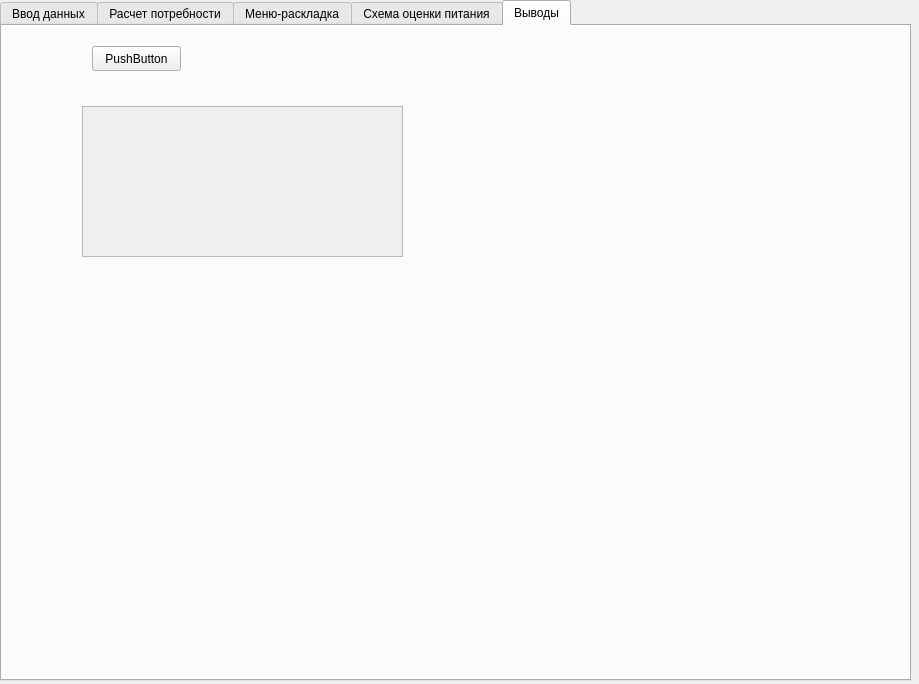
The window that mainwindow.ui (Paxsign/Qt-gigiena) describes before a commit, drawn with Qt 5.
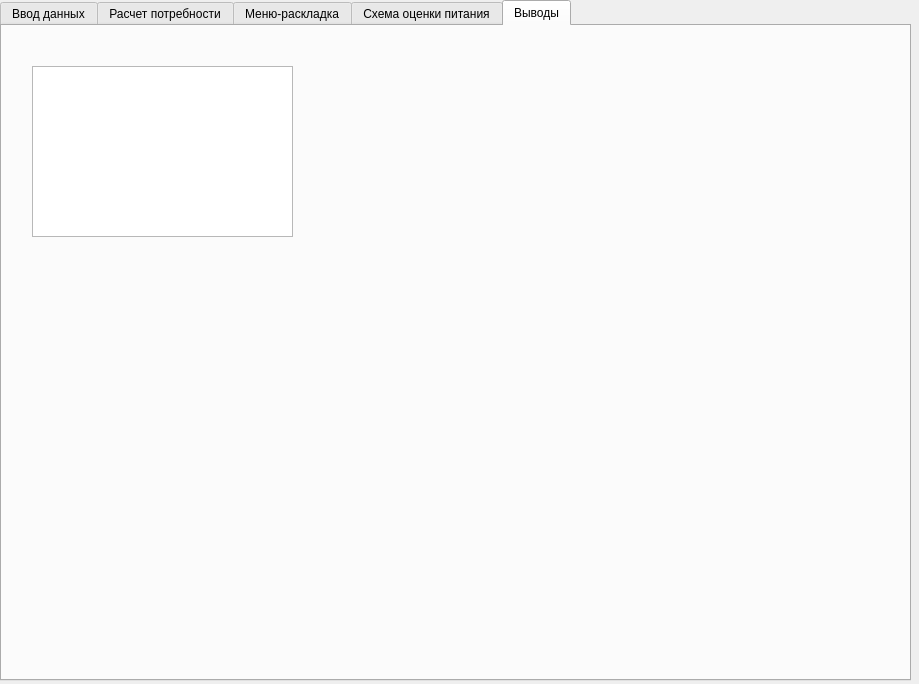
The same window after the commit. The open tabs and pages were chosen to show the change.

Commit message: В вывод информация из предыдущей таблицы если меньше нормы.

What changed in the file:
```diff
--- a/mainwindow.ui
+++ b/mainwindow.ui
@@ -1722,46 +1722,15 @@
      <attribute name="title">
       <string>Выводы</string>
      </attribute>
-     <widget class="QPushButton" name="pushButton_5">
+     <widget class="QTextEdit" name="textEdit">
       <property name="geometry">
        <rect>
-        <x>90</x>
-        <y>20</y>
-        <width>89</width>
-        <height>25</height>
+        <x>30</x>
+        <y>40</y>
+        <width>261</width>
+        <height>171</height>
        </rect>
       </property>
-      <property name="text">
-       <string>PushButton</string>
-      </property>
-     </widget>
-     <widget class="QScrollArea" name="scrollArea_3">
-      <property name="geometry">
-       <rect>
-        <x>80</x>
-        <y>80</y>
-        <width>321</width>
-        <height>151</height>
-       </rect>
-      </property>
-      <property name="widgetResizable">
-       <bool>true</bool>
-      </property>
-      <widget class="QWidget" name="scrollAreaWidgetContents_3">
-       <property name="geometry">
-        <rect>
-         <x>0</x>
-         <y>0</y>
-         <width>319</width>
-         <height>149</height>
-        </rect>
-       </property>
-       <layout class="QVBoxLayout" name="verticalLayout_11">
-        <property name="sizeConstraint">
-         <enum>QLayout::SetFixedSize</enum>
-        </property>
-       </layout>
-      </widget>
      </widget>
     </widget>
    </widget>
```
Left out of the diff: 6 changed lines with no effect on the pictures. The commit also changes 2 other files.
